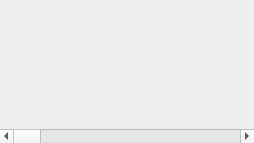
First picture: the form in livegraph.ui, repository nghtsnw/etrodiag, before the edit.
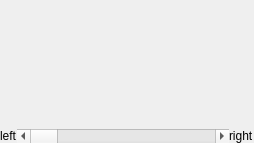
Second picture: the form after the edit.

Patch:
```diff
--- a/livegraph.ui
+++ b/livegraph.ui
@@ -37,11 +37,47 @@
     </widget>
    </item>
    <item>
+    <layout class="QHBoxLayout" name="timeScrollBox">
+     <item>
+      <widget class="QLabel" name="leftTimeLabel">
+       <property name="sizePolicy">
+        <sizepolicy hsizetype="Preferred" vsizetype="Fixed">
+         <horstretch>0</horstretch>
+         <verstretch>0</verstretch>
+        </sizepolicy>
+       </property>
+       <property name="text">
+        <string>left</string>
+       </property>
+      </widget>
+     </item>
+     <item>
     <widget class="QScrollBar" name="timeScrollBar">
+       <property name="sizePolicy">
+        <sizepolicy hsizetype="Expanding" vsizetype="Fixed">
+         <horstretch>0</horstretch>
+         <verstretch>0</verstretch>
+        </sizepolicy>
+       </property>
      <property name="orientation">
       <enum>Qt::Orientation::Horizontal</enum>
      </property>
     </widget>
+     </item>
+     <item>
+      <widget class="QLabel" name="rightTimeLabel">
+       <property name="sizePolicy">
+        <sizepolicy hsizetype="Preferred" vsizetype="Fixed">
+         <horstretch>0</horstretch>
+         <verstretch>0</verstretch>
+        </sizepolicy>
+       </property>
+       <property name="text">
+        <string>right</string>
+       </property>
+      </widget>
+     </item>
+    </layout>
    </item>
   </layout>
  </widget>
```
Lines whose indentation alone changed are shown as unchanged.
